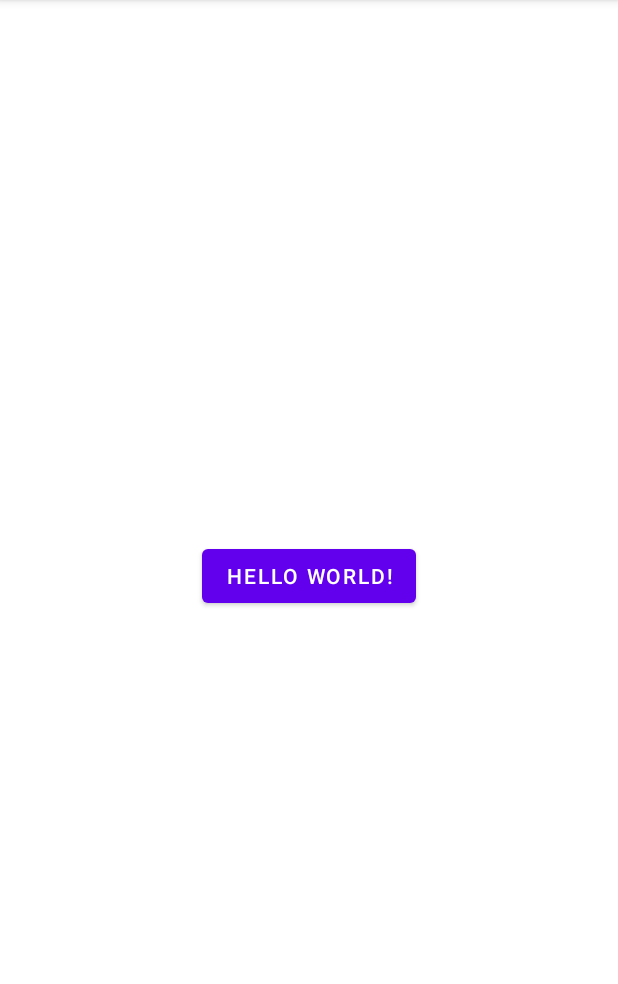
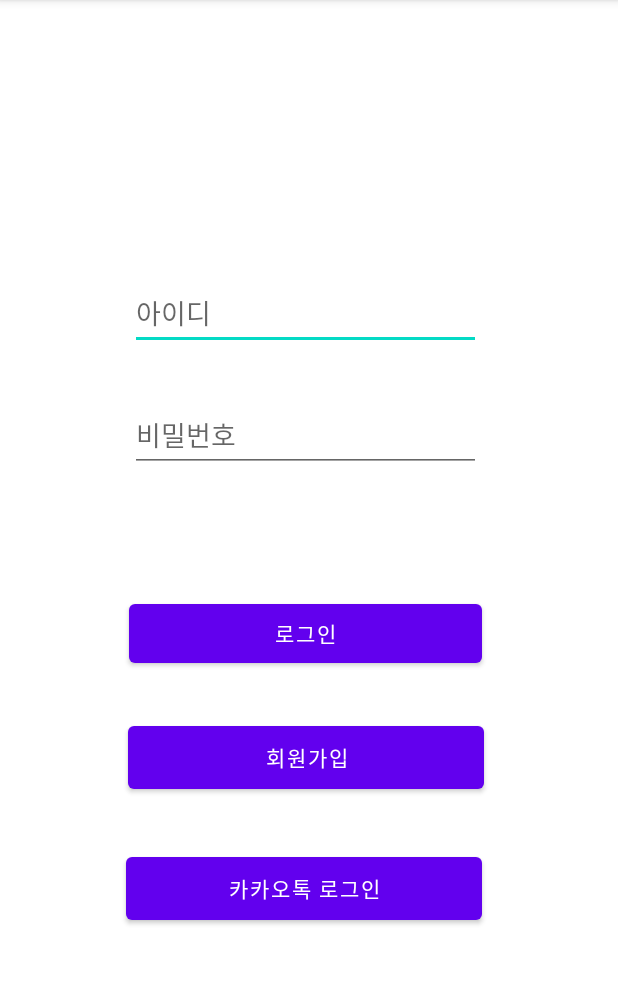
Before and after one commit to soe-un/moppo, an Android app: the screen it shows after launch (MainActivity before the commit, LoginActivity after it), on a phone screen of 412 x 824 dp, the part 84-1068 px from its top. Run offline under Robolectric (Android 15) with nearby library versions, the phone set to English and light mode, and no system bars; our stand-ins replace Volley; libraries missing offline, so code that uses them is left out: com.kakao.auth, com.kakao.network, com.kakao.usermgmt, com.kakao.util; 1 statement that could not run was skipped.

Commit message:
login add

```diff
--- a/app/build.gradle
+++ b/app/build.gradle
@@ -7,7 +7,7 @@ android {
     buildToolsVersion "30.0.3"
 
     defaultConfig {
-        applicationId "com.sample.kakao"
+        applicationId "com.sample.moppo"
         minSdkVersion 16
         targetSdkVersion 30
         versionCode 1
@@ -45,4 +45,6 @@ dependencies {
     implementation 'androidx.recyclerview:recyclerview:1.0.0'
     //캘린더
     implementation 'com.prolificinteractive:material-calendarview:1.4.3'
+    //volley
+    implementation 'com.android.volley:volley:1.1.1'
 }
--- /dev/null
+++ b/app/src/main/java/com/example/moppo/LoginActivity.java
@@ -0,0 +1,165 @@
+package com.example.moppo;
+
+import androidx.appcompat.app.AppCompatActivity;
+
+import android.content.Intent;
+import android.content.pm.PackageInfo;
+import android.content.pm.PackageManager;
+import android.content.pm.Signature;
+import android.os.Bundle;
+import android.util.Base64;
+import android.util.Log;
+import android.view.View;
+import android.widget.Button;
+import android.widget.EditText;
+import android.widget.Toast;
+
+import com.android.volley.RequestQueue;
+import com.android.volley.Response;
+import com.android.volley.toolbox.Volley;
+import com.kakao.auth.ISessionCallback;
+import com.kakao.auth.Session;
+import com.kakao.network.ErrorResult;
+import com.kakao.usermgmt.UserManagement;
+import com.kakao.usermgmt.callback.MeV2ResponseCallback;
+import com.kakao.usermgmt.response.MeV2Response;
+import com.kakao.util.exception.KakaoException;
+
+import org.json.JSONException;
+import org.json.JSONObject;
+
+import java.security.MessageDigest;
+
+public class LoginActivity extends AppCompatActivity {
+
+    private EditText login_id, login_pwd;
+    private Button login_btn, register_btn, kakao_login_btn;
+    private static ServerInfo si = new ServerInfo();
+    private static String IP_ADDRESS = si.getIPaddress();
+
+    @Override
+    protected void onCreate(Bundle savedInstanceState) {
+        super.onCreate(savedInstanceState);
+        setContentView(R.layout.activity_login);
+
+        //아이디 값 찾아주기
+        login_id=findViewById(R.id.login_id);
+        login_pwd=findViewById(R.id.login_pwd);
+        login_btn=findViewById(R.id.login_btn);
+        kakao_login_btn=findViewById(R.id.kakao_login_btn);
+        register_btn=findViewById(R.id.register_btn);
+
+        register_btn.setOnClickListener(new View.OnClickListener() {
+            @Override
+            public void onClick(View v) {
+                Intent intent = new Intent(LoginActivity.this, RegisterActivity.class);
+                startActivity(intent);
+            }
+        });
+
+        login_btn.setOnClickListener(new View.OnClickListener(){
+            public void onClick(View view){//Eidt Text에 입력되어 있는 값 가져오기
+                String userID=login_id.getText().toString();
+                String userPwd=login_pwd.getText().toString();
+
+                Response.Listener<String> responseListener;
+                responseListener = new Response.Listener<String>() {
+                    @Override
+                    public void onResponse(String response) {
+                        try{
+                            System.out.println("response : "+response);
+
+                            JSONObject jsonObject = new JSONObject(response);
+                            boolean success = jsonObject.getBoolean("success");
+
+
+                            if(success){
+
+                                String userID = jsonObject.getString("userID");
+                                String userPwd = jsonObject.getString("userPwd");
+
+                                Toast.makeText(getApplicationContext(), "로그인에 성공하셨습니다.", Toast.LENGTH_SHORT).show();
+                                Intent intent = new Intent(LoginActivity.this, CalendarActivity.class);
+                                //intent.putExtra("userID", userID);
+                                //intent.putExtra("userPwd", userPwd);
+                                startActivity(intent);
+                            }else{
+                                Toast.makeText(getApplicationContext(), "로그인에 실패하셨습니다.", Toast.LENGTH_SHORT).show();
+                                return;
+                            }
+                        } catch (JSONException e){
+                            e.printStackTrace();
+                        }
+                    }
+                };
+                LoginData loginData = new LoginData(userID, userPwd, responseListener);
+                RequestQueue queue = Volley.newRequestQueue(LoginActivity.this);
+                queue.add(loginData);
+
+            }
+        });
+
+        kakao_login_btn.setOnClickListener(new View.OnClickListener() {
+            @Override
+            public void onClick(View v) {
+                ISessionCallback mSessionCallback=new ISessionCallback() {
+                    @Override
+                    public void onSessionOpened() {
+                        //로그인 요청
+                        UserManagement.getInstance().me(new MeV2ResponseCallback() {
+                            @Override
+                            public void onFailure(ErrorResult errorResult) {
+                                //로그인 실패
+                                Toast.makeText(LoginActivity.this, "로그인 도중에 오류가 발생하였습니다..", Toast.LENGTH_SHORT).show();
+
+                            }
+
+                            @Override
+                            public void onSessionClosed(ErrorResult errorResult) {
+                                //세션이 닫힘..
+                                Toast.makeText(LoginActivity.this, "세션이 닫혔습니다...다시 시도해주세요", Toast.LENGTH_SHORT).show();
+                            }
+
+                            @Override
+                            public void onSuccess(MeV2Response result) {
+                                Intent intent=new Intent(LoginActivity.this, CalendarActivity.class);
+                                intent.putExtra("name",result.getKakaoAccount().getProfile().getNickname());//지원 중단
+                                intent.putExtra("profileImg",result.getKakaoAccount().getProfile().getProfileImageUrl());
+                                intent.putExtra("email", result.getKakaoAccount().getEmail());
+                                startActivity(intent);
+                                //로그인 성공
+                                Toast.makeText(LoginActivity.this, "환영합니다!", Toast.LENGTH_SHORT).show();
+                            }
+                        });
+                    }
+
+                    @Override
+                    public void onSessionOpenFailed(KakaoException exception) {
+
+                    }
+                };
+                Session.getCurrentSession().addCallback(mSessionCallback);
+                Session.getCurrentSession().checkAndImplicitOpen();
+                //getAppHashKey();
+            }
+
+            private void getAppHashKey() {
+                try {
+                    PackageInfo info = getPackageManager().getPackageInfo(getPackageName(), PackageManager.GET_SIGNATURES);
+                    for (Signature signature : info.signatures) {
+                        MessageDigest md;
+                        md = MessageDigest.getInstance("SHA");
+                        md.update(signature.toByteArray());
+                        String something = new String(Base64.encode(md.digest(),0));
+                        Log.e("Hash key", something);
+
+                    }
+                } catch (Exception e) {
+                    Log.e("name not found", e.toString());
+                }
+            }
+        });
+
+    }
+
+}
--- a/app/src/main/java/com/example/moppo/MainActivity.java
+++ b/app/src/main/java/com/example/moppo/MainActivity.java
@@ -6,7 +6,6 @@ import android.content.Intent;
 import android.content.pm.PackageInfo;
 import android.content.pm.PackageManager;
 import android.content.pm.Signature;
-import android.media.MediaSession2;
 import android.os.Bundle;
 import android.util.Base64;
 import android.util.Log;
@@ -21,7 +20,6 @@ import com.kakao.usermgmt.response.MeV2Response;
 import com.kakao.util.exception.KakaoException;
 
 import java.security.MessageDigest;
-import java.security.NoSuchAlgorithmException;
 
 public class MainActivity extends AppCompatActivity {
 
@@ -30,7 +28,7 @@ public class MainActivity extends AppCompatActivity {
     @Override
     protected void onCreate(Bundle savedInstanceState) {
         super.onCreate(savedInstanceState);
-        setContentView(R.layout.activity_main);
+        setContentView(R.layout.activity_login);
 
 
         mSessionCallback=new ISessionCallback() {
--- /dev/null
+++ b/app/src/main/java/com/example/moppo/ServerInfo.java
@@ -0,0 +1,14 @@
+package com.example.moppo;
+
+public class ServerInfo {
+    final static private String IPaddress = "172.30.1.15";
+    final static private String loginURL = "http://"+IPaddress+"/login.php";
+
+    public static String getIPaddress() {
+        return IPaddress;
+    }
+
+    public static String getLoginURL() {
+        return loginURL;
+    }
+}
--- /dev/null
+++ b/app/src/main/res/layout/activity_login.xml
@@ -0,0 +1,75 @@
+<?xml version="1.0" encoding="utf-8"?>
+<androidx.constraintlayout.widget.ConstraintLayout xmlns:android="http://schemas.android.com/apk/res/android"
+    xmlns:app="http://schemas.android.com/apk/res-auto"
+    xmlns:tools="http://schemas.android.com/tools"
+    android:layout_width="match_parent"
+    android:layout_height="match_parent"
+    tools:context=".LoginActivity">
+
+    <EditText
+        android:id="@+id/login_id"
+        android:layout_width="234dp"
+        android:layout_height="49dp"
+        android:layout_marginStart="8dp"
+        android:layout_marginLeft="8dp"
+        android:layout_marginTop="184dp"
+        android:layout_marginEnd="8dp"
+        android:layout_marginRight="8dp"
+        android:ems="10"
+        android:hint="아이디"
+        android:inputType="textPersonName"
+        app:layout_constraintEnd_toEndOf="parent"
+        app:layout_constraintHorizontal_bias="0.484"
+        app:layout_constraintStart_toStartOf="parent"
+        app:layout_constraintTop_toTopOf="parent" />
+
+    <EditText
+        android:id="@+id/login_pwd"
+        android:layout_width="234dp"
+        android:layout_height="49dp"
+        android:layout_marginStart="8dp"
+        android:layout_marginLeft="8dp"
+        android:layout_marginTop="32dp"
+        android:layout_marginEnd="8dp"
+        android:layout_marginRight="8dp"
+        android:ems="10"
+        android:hint="비밀번호"
+        android:inputType="textPersonName"
+        app:layout_constraintEnd_toEndOf="parent"
+        app:layout_constraintHorizontal_bias="0.484"
+        app:layout_constraintStart_toStartOf="parent"
+        app:layout_constraintTop_toBottomOf="@+id/login_id" />
+
+    <Button
+        android:id="@+id/login_btn"
+        android:layout_width="235dp"
+        android:layout_height="51dp"
+        android:layout_marginBottom="320dp"
+        android:text="@string/login"
+        app:layout_constraintBottom_toBottomOf="parent"
+        app:layout_constraintEnd_toEndOf="@+id/login_pwd"
+        app:layout_constraintStart_toStartOf="@+id/login_pwd" />
+
+    <Button
+        android:id="@+id/register_btn"
+        android:layout_width="237dp"
+        android:layout_height="54dp"
+        android:layout_marginBottom="236dp"
+        android:text="@string/register"
+        app:layout_constraintBottom_toBottomOf="parent"
+        app:layout_constraintEnd_toEndOf="@+id/login_btn"
+        app:layout_constraintStart_toStartOf="@+id/login_btn" />
+
+    <Button
+        android:id="@+id/kakao_login_btn"
+        android:layout_width="237dp"
+        android:layout_height="54dp"
+        android:layout_marginBottom="116dp"
+        android:text="@string/kakaologin"
+        app:layout_constraintBottom_toBottomOf="parent"
+        app:layout_constraintEnd_toEndOf="@+id/login_btn"
+        app:layout_constraintHorizontal_bias="1.0"
+        app:layout_constraintStart_toStartOf="@+id/login_btn"
+        app:layout_constraintTop_toBottomOf="@+id/register_btn" />
+
+</androidx.constraintlayout.widget.ConstraintLayout>
--- a/app/src/main/res/layout/activity_main.xml
+++ /dev/null
@@ -1,27 +0,0 @@
-<?xml version="1.0" encoding="utf-8"?>
-<androidx.constraintlayout.widget.ConstraintLayout xmlns:android="http://schemas.android.com/apk/res/android"
-    xmlns:app="http://schemas.android.com/apk/res-auto"
-    xmlns:tools="http://schemas.android.com/tools"
-    android:layout_width="match_parent"
-    android:layout_height="match_parent"
-    tools:context=".MainActivity">
-
-    <TextView
-        android:layout_width="wrap_content"
-        android:layout_height="wrap_content"
-        android:text="Hello World!"
-        app:layout_constraintBottom_toBottomOf="parent"
-        app:layout_constraintLeft_toLeftOf="parent"
-        app:layout_constraintRight_toRightOf="parent"
-        app:layout_constraintTop_toTopOf="parent" />
-
-    <Button
-        android:layout_width="wrap_content"
-        android:layout_height="wrap_content"
-        android:text="Hello World!"
-        app:layout_constraintBottom_toBottomOf="parent"
-        app:layout_constraintLeft_toLeftOf="parent"
-        app:layout_constraintRight_toRightOf="parent"
-        app:layout_constraintTop_toTopOf="parent" />
-
-</androidx.constraintlayout.widget.ConstraintLayout>
--- a/app/src/main/res/values/strings.xml
+++ b/app/src/main/res/values/strings.xml
@@ -1,3 +1,6 @@
 <resources>
     <string name="app_name">Moppo</string>
+    <string name="login">로그인</string>
+    <string name="kakaologin">카카오톡 로그인</string>
+    <string name="register">회원가입</string>
 </resources>
```
Also changed, not shown: app/src/main/AndroidManifest.xml (+9 -9 lines), app/src/main/java/com/example/moppo/LoginData.java (added, +28 -0 lines), app/src/main/java/com/example/moppo/RegisterActivity.java (added, +45 -0 lines), app/src/main/java/com/example/moppo/RegisterData.java (added, +91 -0 lines), app/src/main/res/layout/activity_register.xml (added, +63 -0 lines).
